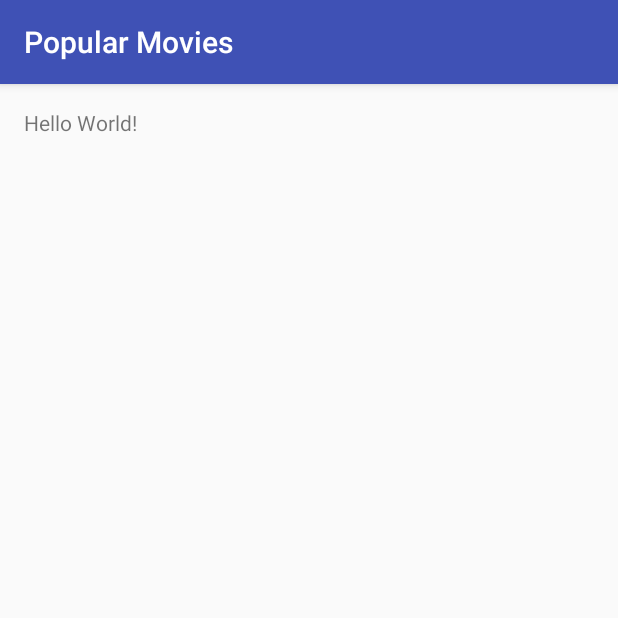
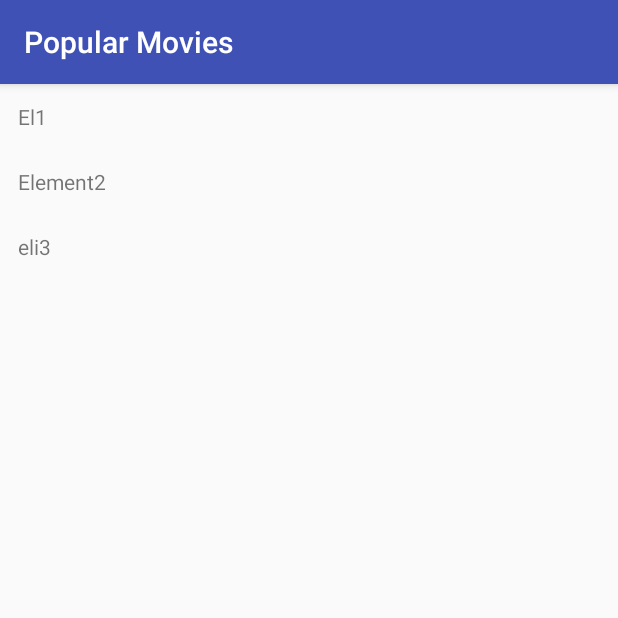
Before and after one commit to alatar-/PopularMovies, an Android app: the screen it shows after launch (MovieListActivity), on a phone screen of 412 x 824 dp, the top half of it. Run offline under Robolectric (Android 15) with nearby library versions, the phone set to English and light mode, and no system bars.

Commit message:
Implement basic RecyclerView for Movie List.

```diff
--- a/app/src/main/java/eu/alatar/popularmovies/MovieListActivity.java
+++ b/app/src/main/java/eu/alatar/popularmovies/MovieListActivity.java
@@ -2,12 +2,32 @@ package eu.alatar.popularmovies;
 
 import android.support.v7.app.AppCompatActivity;
 import android.os.Bundle;
+import android.support.v7.widget.LinearLayoutManager;
+import android.support.v7.widget.ListViewCompat;
+import android.support.v7.widget.RecyclerView;
 
 public class MovieListActivity extends AppCompatActivity {
+
+    private RecyclerView mMoviesRecyclerView;
+    private MoviesAdapter mMoviesAdapter;
 
     @Override
     protected void onCreate(Bundle savedInstanceState) {
         super.onCreate(savedInstanceState);
-        setContentView(R.layout.activity_main);
+        setContentView(R.layout.movies_list);
+
+        mMoviesRecyclerView = (RecyclerView) findViewById(R.id.rv_movies_list);
+
+        LinearLayoutManager layoutManager
+                = new LinearLayoutManager(this, LinearLayoutManager.VERTICAL, false);
+
+        mMoviesRecyclerView.setLayoutManager(layoutManager);
+
+        mMoviesAdapter = new MoviesAdapter();
+
+        mMoviesRecyclerView.setAdapter(mMoviesAdapter);
     }
+
+
+
 }
--- /dev/null
+++ b/app/src/main/java/eu/alatar/popularmovies/MoviesAdapter.java
@@ -0,0 +1,54 @@
+package eu.alatar.popularmovies;
+
+import android.support.v7.widget.RecyclerView;
+import android.text.Layout;
+import android.view.LayoutInflater;
+import android.view.View;
+import android.view.ViewGroup;
+import android.widget.TextView;
+
+/**
+ * Created by kam on 10/02/17.
+ */
+public class MoviesAdapter extends RecyclerView.Adapter<MoviesAdapter.MoviesAdapterViewHolder> {
+
+    private String[] mData;
+
+    public MoviesAdapter() {
+        this.mData = new String[]{"El1", "Element2", "eli3"};
+    }
+
+    @Override
+    public MoviesAdapterViewHolder onCreateViewHolder(ViewGroup parent, int viewType) {
+        boolean shouldAttachToParentImmediately = false;
+        View view = LayoutInflater.from(parent.getContext()).inflate(R.layout.movie_poster, parent, shouldAttachToParentImmediately);
+
+        return new MoviesAdapterViewHolder(view);
+
+    }
+
+    @Override
+    public void onBindViewHolder(MoviesAdapterViewHolder holder, int position) {
+        String text = mData[position];
+        holder.mMoviesTextView.setText(text);
+    }
+
+    @Override
+    public int getItemCount() {
+        if (mData == null) {
+            return 0;
+        } else {
+            return mData.length;
+        }
+    }
+
+    public class MoviesAdapterViewHolder extends RecyclerView.ViewHolder {
+        public final TextView mMoviesTextView;
+
+        public MoviesAdapterViewHolder(View itemView) {
+            super(itemView);
+            mMoviesTextView = (TextView) itemView.findViewById(R.id.tv_movie_poster);
+
+        }
+    }
+}
--- a/app/src/main/res/layout/activity_main.xml
+++ /dev/null
@@ -1,17 +0,0 @@
-<?xml version="1.0" encoding="utf-8"?>
-<RelativeLayout xmlns:android="http://schemas.android.com/apk/res/android"
-    xmlns:tools="http://schemas.android.com/tools"
-    android:id="@+id/activity_main"
-    android:layout_width="match_parent"
-    android:layout_height="match_parent"
-    android:paddingBottom="@dimen/activity_vertical_margin"
-    android:paddingLeft="@dimen/activity_horizontal_margin"
-    android:paddingRight="@dimen/activity_horizontal_margin"
-    android:paddingTop="@dimen/activity_vertical_margin"
-    tools:context="eu.alatar.popularmovies.MovieListActivity">
-
-    <TextView
-        android:layout_width="wrap_content"
-        android:layout_height="wrap_content"
-        android:text="Hello World!" />
-</RelativeLayout>
--- /dev/null
+++ b/app/src/main/res/layout/movie_poster.xml
@@ -0,0 +1,11 @@
+<?xml version="1.0" encoding="utf-8"?>
+<FrameLayout xmlns:android="http://schemas.android.com/apk/res/android"
+    android:layout_width="match_parent"
+    android:layout_height="wrap_content">
+
+    <TextView
+        android:layout_width="wrap_content"
+        android:layout_height="wrap_content"
+        android:padding="18px"
+        android:id="@+id/tv_movie_poster"/>
+</FrameLayout>
--- /dev/null
+++ b/app/src/main/res/layout/movies_list.xml
@@ -0,0 +1,15 @@
+<?xml version="1.0" encoding="utf-8"?>
+<FrameLayout xmlns:android="http://schemas.android.com/apk/res/android"
+    xmlns:tools="http://schemas.android.com/tools"
+    android:id="@+id/activity_main"
+    android:layout_width="match_parent"
+    android:layout_height="match_parent"
+    tools:context="eu.alatar.popularmovies.MovieListActivity">
+
+    <android.support.v7.widget.RecyclerView
+        android:layout_width="match_parent"
+        android:layout_height="match_parent"
+        android:id="@+id/rv_movies_list">
+        </android.support.v7.widget.RecyclerView>
+
+</FrameLayout>
```
